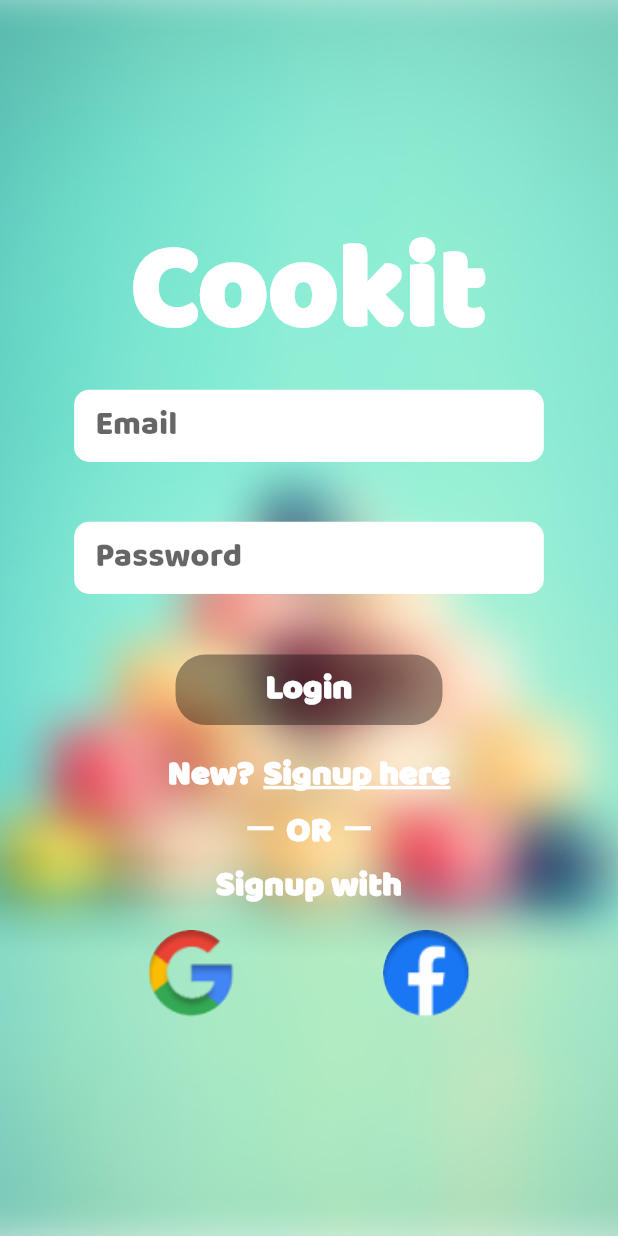
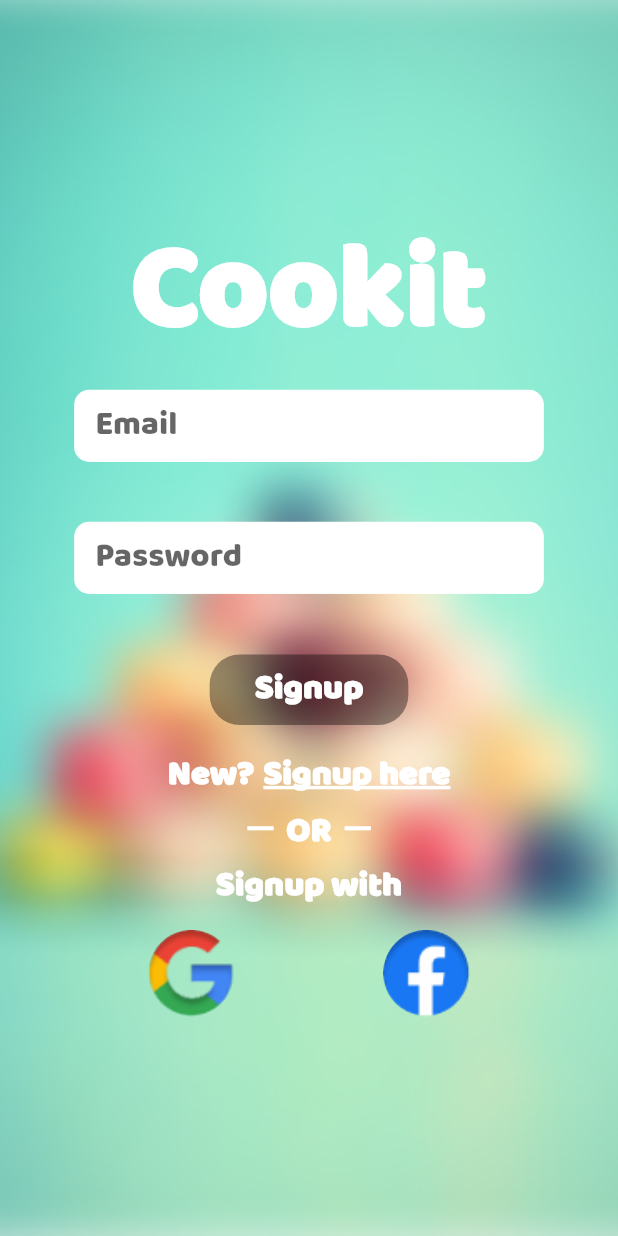
Before and after one commit to Kukyt/cookyt_app, a Flutter app: the screen it shows after launch, on a phone screen of 412 x 824 dp. Run offline on Flutter 3.47's test engine with Material 2 defaults, Android fonts, the phone set to English and light mode, and no system bars; our stand-ins replace page_transition, rxdart; accounts and stored records are empty.

Commit message:
rxRaisedButton created and unfocus method called on navigation

```diff
--- a/lib/main.dart
+++ b/lib/main.dart
@@ -1,16 +1,14 @@
 import 'package:cookyt_app/src/screens/splash_screen.dart';
 import 'package:flutter/material.dart';
-import 'src/overseer.dart';
 import 'src/provider.dart';
 import 'src/router.dart';
 
-void main() => runApp(Home());
+void main() => runApp(App());
 
-class Home extends StatelessWidget {
+class App extends StatelessWidget {
   @override
   Widget build(BuildContext context) {
     return Provider(
-      data: Overseer(),
       child: MaterialApp(
         title: "Kukyt App",
         debugShowCheckedModeBanner: false,
--- /dev/null
+++ b/lib/src/Widgets/login_sign_widgets/cookit_title.dart
@@ -0,0 +1,14 @@
+import 'package:cookyt_app/src/styles/splash_screen_styles.dart';
+import 'package:flutter/material.dart';
+
+class CookitTitle extends StatelessWidget {
+  const CookitTitle({Key key}) : super(key: key);
+
+  @override
+  Widget build(BuildContext context) {
+    return Material(
+      type: MaterialType.transparency,
+      child: Text('Cookit', style: cookytLogoStyle),
+    );
+  }
+}
--- a/lib/src/Widgets/smooth_background.dart
+++ b/lib/src/Widgets/login_sign_widgets/positioned_background.dart
@@ -1,7 +1,12 @@
 import 'package:flutter/material.dart';
 
-class SmoothBackground extends StatelessWidget {
-  const SmoothBackground({Key key}) : super(key: key);
+Positioned positionedBackground = Positioned(
+  top: 0.0,
+  child: _Background(),
+);
+
+class _Background extends StatelessWidget {
+  const _Background({Key key}) : super(key: key);
 
   @override
   Widget build(BuildContext context) {
--- /dev/null
+++ b/lib/src/Widgets/rx_widgets/rx_raised_button.dart
@@ -0,0 +1,82 @@
+import 'package:cookyt_app/src/styles/log_sign_styles.dart';
+import 'package:flutter/material.dart';
+
+class RxRaisedButton extends StatelessWidget {
+  final Stream<Object> suscribe;
+  final VoidCallback onPressed;
+  final VoidCallback onLongPress;
+  final ValueChanged<bool> onHighlightChanged;
+  final ButtonTextTheme textTheme;
+  final Color textColor;
+  final Color disabledTextColor;
+  final Color color;
+  final Color disabledColor;
+  final Color focusColor;
+  final Color hoverColor;
+  final Color highlightColor;
+  final Color splashColor;
+  final Brightness colorBrightness;
+  final double elevation;
+  final double focusElevation;
+  final double hoverElevation;
+  final double highlightElevation;
+  final double disabledElevation;
+  final EdgeInsetsGeometry padding;
+  final ShapeBorder shape;
+  final Clip clipBehavior;
+  final FocusNode focusNode;
+  final bool autofocus;
+  final MaterialTapTargetSize materialTapTargetSize;
+  final Duration animationDuration;
+  final Widget child;
+
+  const RxRaisedButton({
+    Key key,
+    @required this.suscribe,
+    @required this.onPressed,
+    this.onLongPress,
+    this.onHighlightChanged,
+    this.textTheme,
+    this.textColor,
+    this.disabledTextColor,
+    this.color,
+    this.disabledColor,
+    this.focusColor,
+    this.hoverColor,
+    this.highlightColor,
+    this.splashColor,
+    this.colorBrightness,
+    this.elevation,
+    this.focusElevation,
+    this.hoverElevation,
+    this.highlightElevation,
+    this.disabledElevation,
+    this.padding,
+    this.shape,
+    this.clipBehavior,
+    this.focusNode,
+    this.autofocus,
+    this.materialTapTargetSize,
+    this.animationDuration,
+    this.child,
+  }) : super(key: key);
+
+  @override
+  Widget build(BuildContext context) {
+    return StreamBuilder<Object>(
+        stream: suscribe,
+        builder: (context, snapshot) {
+          return RaisedButton(
+            shape: RoundedRectangleBorder(
+                borderRadius: BorderRadius.circular(20.0)),
+            padding: const EdgeInsets.symmetric(
+              horizontal: 30.0,
+              vertical: 5.0,
+            ),
+            child: Text('Signup', style: loginTextStyle()),
+            color: Colors.tealAccent,
+            onPressed: !snapshot.hasData ? null : () => onPressed,
+          );
+        });
+  }
+}
--- a/lib/src/provider.dart
+++ b/lib/src/provider.dart
@@ -4,7 +4,9 @@ import 'overseer.dart';
 class Provider extends InheritedWidget {
   final Overseer data;
 
-  Provider({Key key, Widget child, @required this.data}) : super(key: key, child: child);
+  Provider({Key key, Widget child})
+      : data = Overseer(),
+        super(key: key, child: child);
 
   static Overseer of(BuildContext context) {
     return context.dependOnInheritedWidgetOfExactType<Provider>().data;
--- a/lib/src/screens/login_screen.dart
+++ b/lib/src/screens/login_screen.dart
@@ -1,44 +1,54 @@
-import 'package:cookyt_app/src/Widgets/rx_text_field.dart';
-import 'package:cookyt_app/src/Widgets/signup_with_button.dart';
-import 'package:cookyt_app/src/Widgets/smooth_background.dart';
+import 'package:cookyt_app/src/Widgets/login_sign_widgets/cookit_title.dart';
+import 'package:cookyt_app/src/Widgets/login_sign_widgets/signup_with_button.dart';
+import 'package:cookyt_app/src/Widgets/login_sign_widgets/positioned_background.dart';
+import 'package:cookyt_app/src/Widgets/rx_widgets/rx_raised_button.dart';
+import 'package:cookyt_app/src/Widgets/rx_widgets/rx_text_field.dart';
 import 'package:cookyt_app/src/blocs/managers/login_form_manager.dart';
 import 'package:cookyt_app/src/provider.dart';
 import 'package:cookyt_app/src/screens/feed_screen.dart';
 import 'package:cookyt_app/src/screens/signup_screen.dart';
 import 'package:cookyt_app/src/styles/log_sign_styles.dart';
-import 'package:cookyt_app/src/styles/splash_screen_styles.dart';
 import 'package:flutter/material.dart';
 
 class LoginScreen extends StatelessWidget {
   static const String id = 'login_screen';
+
+  /// The submit function try to login the user into the app
+  _submit(context, manager) {
+    manager.submit();
+    Navigator.pushReplacementNamed(context, FeedScreen.id);
+  }
 
   @override
   Widget build(BuildContext context) {
     final LoginFormManager manager =
         Provider.of(context).fetch(LoginFormManager);
     final Size mediaSize = MediaQuery.of(context).size;
+
     return Scaffold(
-      body: Stack(overflow: Overflow.visible, children: [
-        Positioned(
-          top: 0.0,
-          child: SmoothBackground(),
-        ),
+      body: Stack(
+        overflow: Overflow.visible,
+        children: [
+          ///The positioned object with the background image
+          positionedBackground,
+
+          ///All the main widget structure of this page
           SingleChildScrollView(
             child: Column(
               children: <Widget>[
+                ///The cookit title
                 Padding(
-                padding: EdgeInsets.only(top: mediaSize.height*0.16),
+                  padding: EdgeInsets.only(top: mediaSize.height * 0.16),
                   child: Hero(
                     tag: 'logo',
-                  transitionOnUserGestures: true,
-                  child: Material(
-                    type: MaterialType.transparency,
-                    child: Text('Cookit', style: cookytLogoStyle),
+                    child: CookitTitle(),
                   ),
                 ),
-              ),
+
+                ///Reactive text fields
                 Padding(
-                padding: EdgeInsets.symmetric(horizontal: mediaSize.width*0.12),
+                  padding:
+                      EdgeInsets.symmetric(horizontal: mediaSize.width * 0.12),
                   child: RxTextField(
                     suscribe: manager.email$,
                     dispatch: manager.setEmail,
@@ -46,12 +56,12 @@ class LoginScreen extends StatelessWidget {
                     keyboardType: TextInputType.emailAddress,
                     autofocus: false,
                     style: hintTextStyle,
-                  decoration: textFieldDecoration('Email'),
+                    decoration: rxTextFieldDecoration(hintText: 'Email'),
                   ),
                 ),
                 Padding(
                   padding: EdgeInsets.symmetric(
-                    horizontal: mediaSize.width*0.12, vertical: 40.0),
+                      horizontal: mediaSize.width * 0.12, vertical: 40.0),
                   child: RxTextField(
                     suscribe: manager.password$,
                     dispatch: manager.setPassword,
@@ -60,13 +70,13 @@ class LoginScreen extends StatelessWidget {
                     keyboardAppearance: Brightness.dark,
                     keyboardType: TextInputType.visiblePassword,
                     style: hintTextStyle,
-                  decoration: textFieldDecoration('Password'),
+                    decoration: rxTextFieldDecoration(hintText: 'Password'),
                   ),
                 ),
-              StreamBuilder<Object>(
-                  stream: manager.isFormValid$,
-                  builder: (context, snapshot) {
-                    return RaisedButton(
+
+                ///Reactive Login button
+                RxRaisedButton(
+                  suscribe: manager.isFormValid$,
                   shape: RoundedRectangleBorder(
                     borderRadius: BorderRadius.circular(20.0),
                   ),
@@ -76,15 +86,10 @@ class LoginScreen extends StatelessWidget {
                   ),
                   child: Text('Login', style: loginTextStyle()),
                   color: Colors.tealAccent,
-                      onPressed: !snapshot.hasData
-                          ? null
-                          : () {
-                              manager.submit();
-                              Navigator.pushReplacementNamed(
-                                  context, FeedScreen.id);
-                            },
-                    );
-                  }),
+                  onPressed: () => _submit(context, manager),
+                ),
+
+                ///Go to Signup Page for signup
                 Padding(
                   padding: const EdgeInsets.only(top: 15.0),
                   child: Row(
@@ -100,12 +105,15 @@ class LoginScreen extends StatelessWidget {
                             style: loginTextStyle(underline: true),
                             softWrap: true,
                           ),
-                      onTap: () =>
-                          Navigator.pushNamed(context, SignupScreen.id),
-                    )
+                          onTap: () {
+                            FocusScope.of(context).unfocus();
+                            Navigator.pushNamed(context, SignupScreen.id);
+                          })
                     ],
                   ),
                 ),
+
+                ///RegisterWith Buttons
                 Text('─  OR  ─', style: loginTextStyle()),
                 Text('Signup with', style: loginTextStyle()),
                 Padding(
@@ -127,7 +135,8 @@ class LoginScreen extends StatelessWidget {
               ],
             ),
           ),
-      ]),
+        ],
+      ),
     );
   }
 }
--- a/lib/src/screens/signup_screen.dart
+++ b/lib/src/screens/signup_screen.dart
@@ -1,14 +1,21 @@
-import 'package:cookyt_app/src/Widgets/smooth_background.dart';
-import 'package:cookyt_app/src/Widgets/rx_text_field.dart';
+import 'package:cookyt_app/src/Widgets/login_sign_widgets/cookit_title.dart';
+import 'package:cookyt_app/src/Widgets/login_sign_widgets/positioned_background.dart';
+import 'package:cookyt_app/src/Widgets/rx_widgets/rx_raised_button.dart';
+import 'package:cookyt_app/src/Widgets/rx_widgets/rx_text_field.dart';
 import 'package:cookyt_app/src/blocs/managers/signup_form_manager.dart';
 import 'package:cookyt_app/src/provider.dart';
 import 'package:cookyt_app/src/screens/feed_screen.dart';
 import 'package:cookyt_app/src/styles/log_sign_styles.dart';
-import 'package:cookyt_app/src/styles/splash_screen_styles.dart';
 import 'package:flutter/material.dart';
 
 class SignupScreen extends StatelessWidget {
   static const String id = 'signup_screen';
+
+  /// The submit function try to register a user into firebase
+  _submit(context, manager) {
+    manager.submit();
+    Navigator.pushReplacementNamed(context, FeedScreen.id);
+  }
 
   @override
   Widget build(BuildContext context) {
@@ -18,26 +25,26 @@ class SignupScreen extends StatelessWidget {
 
     return Scaffold(
       body: Stack(overflow: Overflow.visible, children: [
-        Positioned(
-          top: 0.0,
-          child: SmoothBackground(),
-        ),
+        ///The Positioned object with the background image
+        positionedBackground,
+
+        ///Here is build all the page widget structure
         SingleChildScrollView(
           child: Column(
             children: <Widget>[
+              ///The cookit title
               Padding(
-                padding: EdgeInsets.only(top: mediaSize.height*0.16),
+                padding: EdgeInsets.only(top: mediaSize.height * 0.16),
                 child: Hero(
                   tag: 'logo',
-                  transitionOnUserGestures: true,
-                  child: Material(
-                    type: MaterialType.transparency,
-                    child: Text('Cookit', style: cookytLogoStyle),
+                  child: CookitTitle(),
                 ),
               ),
-              ),
+
+              ///Reactive text Fields
               Padding(
-                padding: EdgeInsets.fromLTRB(mediaSize.width*0.12, 0.0, mediaSize.width*0.12, 0.0),
+                padding: EdgeInsets.fromLTRB(
+                    mediaSize.width * 0.12, 0.0, mediaSize.width * 0.12, 0.0),
                 child: RxTextField(
                   suscribe: manager.name$,
                   dispatch: manager.setName,
@@ -45,11 +52,12 @@ class SignupScreen extends StatelessWidget {
                   keyboardType: TextInputType.text,
                   autofocus: false,
                   style: hintTextStyle,
-                  decoration: textFieldDecoration('Name'),
+                  decoration: rxTextFieldDecoration(hintText: 'Name'),
                 ),
               ),
               Padding(
-                padding: EdgeInsets.fromLTRB(mediaSize.width*0.12, 40.0, mediaSize.width*0.12, 40.0),
+                padding: EdgeInsets.fromLTRB(
+                    mediaSize.width * 0.12, 40.0, mediaSize.width * 0.12, 40.0),
                 child: RxTextField(
                   suscribe: manager.email$,
                   dispatch: manager.setEmail,
@@ -57,11 +65,12 @@ class SignupScreen extends StatelessWidget {
                   keyboardType: TextInputType.emailAddress,
                   autofocus: false,
                   style: hintTextStyle,
-                  decoration: textFieldDecoration('Email'),
+                  decoration: rxTextFieldDecoration(hintText: 'Email'),
                 ),
               ),
               Padding(
-                padding: EdgeInsets.fromLTRB(mediaSize.width*0.12, 0.0, mediaSize.width*0.12, 30.0),
+                padding: EdgeInsets.fromLTRB(
+                    mediaSize.width * 0.12, 0.0, mediaSize.width * 0.12, 30.0),
                 child: RxTextField(
                   suscribe: manager.password$,
                   dispatch: manager.setPassword,
@@ -70,13 +79,13 @@ class SignupScreen extends StatelessWidget {
                   keyboardAppearance: Brightness.dark,
                   keyboardType: TextInputType.visiblePassword,
                   style: hintTextStyle,
-                  decoration: textFieldDecoration('Password'),
+                  decoration: rxTextFieldDecoration(hintText: 'Password'),
                 ),
               ),
-              StreamBuilder<Object>(
-                  stream: manager.isFormValid$,
-                  builder: (context, snapshot) {
-                    return RaisedButton(
+
+              ///Reactive raised button
+              RxRaisedButton(
+                  suscribe: manager.isFormValid$,
                   shape: RoundedRectangleBorder(
                       borderRadius: BorderRadius.circular(20.0)),
                   padding: const EdgeInsets.symmetric(
@@ -85,14 +94,9 @@ class SignupScreen extends StatelessWidget {
                   ),
                   child: Text('Signup', style: loginTextStyle()),
                   color: Colors.tealAccent,
-                        onPressed: !snapshot.hasData
-                            ? null
-                            : () {
-                                manager.submit();
-                                Navigator.pushReplacementNamed(
-                                    context, FeedScreen.id);
-                              });
-                  }),
+                  onPressed: () => _submit(context, manager)),
+
+              ///Back to login InkWell
               Padding(
                 padding: const EdgeInsets.only(top: 20.0),
                 child: InkWell(
--- a/lib/src/screens/splash_screen.dart
+++ b/lib/src/screens/splash_screen.dart
@@ -1,5 +1,6 @@
 import 'dart:async';
-import 'package:cookyt_app/src/Widgets/smooth_background.dart';
+import 'package:cookyt_app/src/Widgets/login_sign_widgets/cookit_title.dart';
+import 'package:cookyt_app/src/Widgets/login_sign_widgets/positioned_background.dart';
 import 'package:cookyt_app/src/styles/splash_screen_styles.dart';
 import 'package:flutter/material.dart';
 import 'login_screen.dart';
@@ -28,17 +29,12 @@ class _SplashScreenState extends State<SplashScreen> {
   Widget build(BuildContext context) {
     return Scaffold(
       body: Stack(children: [
-        Positioned(
-          top: 0.0,
-          child: SmoothBackground(),
-        ),
+        positionedBackground,
         Center(
           child: Column(
             mainAxisSize: MainAxisSize.min,
             children: [
-              Center(
-                child: Text('Cookit', style: cookytLogoStyle),
-              ),
+              CookitTitle(),
               Text('Cook your life', style: brandPhraseStyle),
             ],
           ),
--- a/lib/src/styles/log_sign_styles.dart
+++ b/lib/src/styles/log_sign_styles.dart
@@ -1,6 +1,6 @@
 import 'package:flutter/material.dart';
 
-InputDecoration textFieldDecoration(name) {
+InputDecoration rxTextFieldDecoration({String hintText}) {
   return InputDecoration(
     errorStyle: TextStyle(
         fontFamily: 'Baloo Bhai',
@@ -9,7 +9,7 @@ InputDecoration textFieldDecoration(name) {
         fontSize: 17.0),
     filled: true,
     fillColor: Colors.white,
-    hintText: name,
+    hintText: hintText,
     contentPadding: const EdgeInsets.only(left: 14.0),
     focusedBorder: _textFieldBorder,
     enabledBorder: _textFieldBorder,
```
Also changed, not shown: lib/src/Widgets/login_sign_widgets/signup_with_button.dart (renamed from lib/src/Widgets/signup_with_button.dart), lib/src/Widgets/rx_widgets/rx_text_field.dart (renamed from lib/src/Widgets/rx_text_field.dart). Lines whose indentation alone changed are shown as unchanged.
